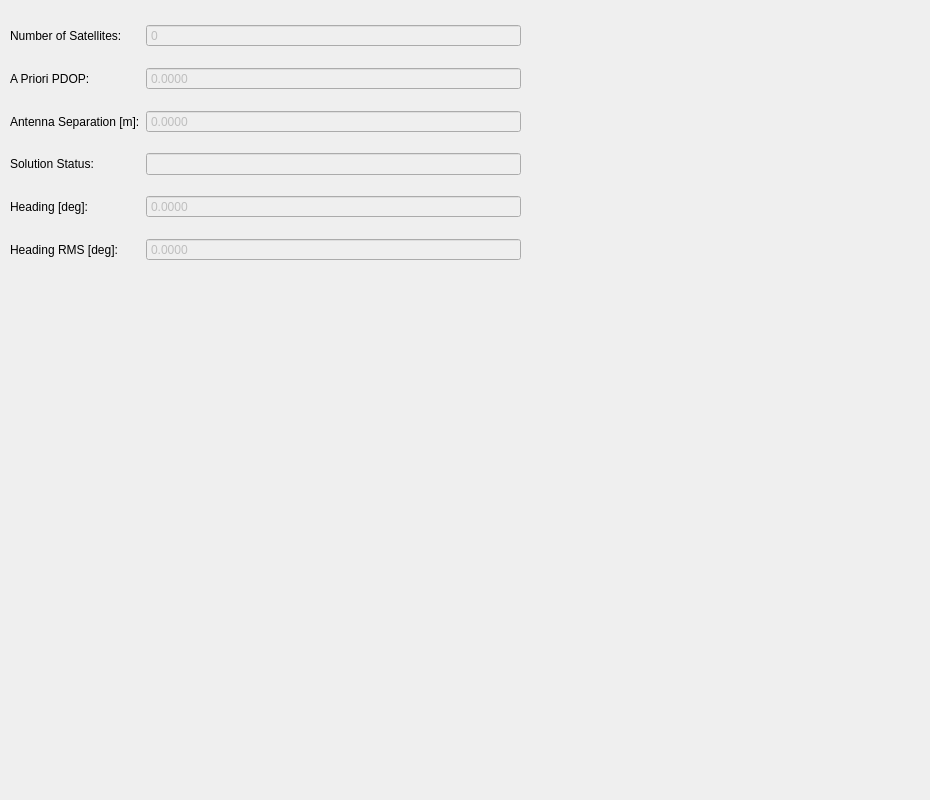
jmaye/libposlv, file src/lib/visualization/GAMSStatusTab.ui: the form before one commit.
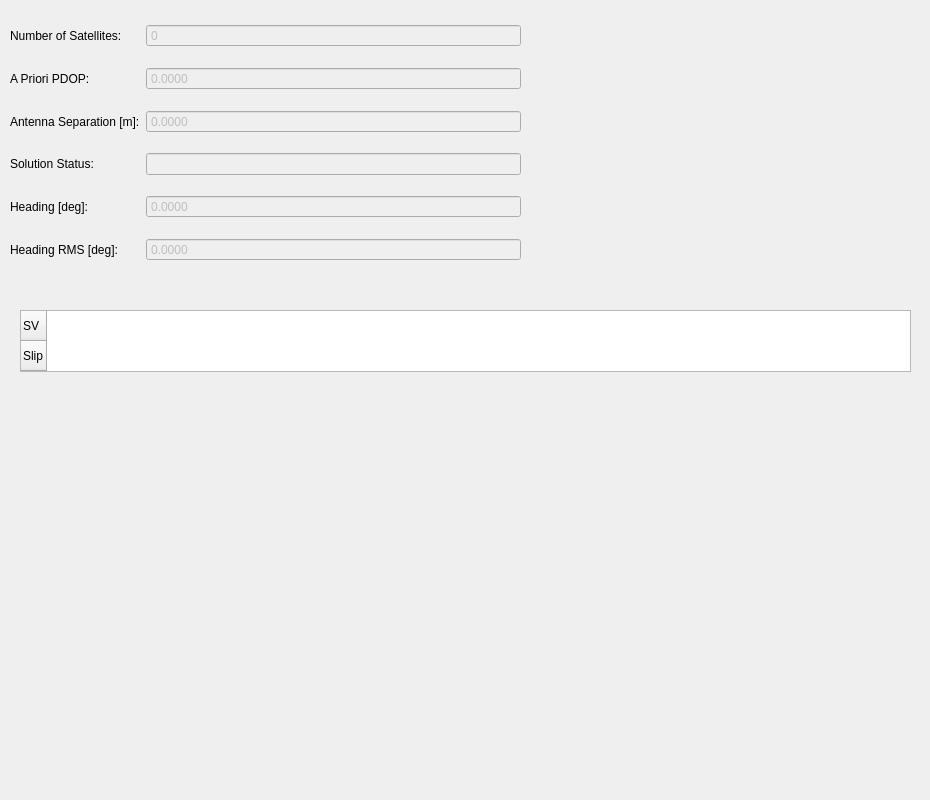
The form after the commit.

Diff of the .ui file:
```diff
--- a/src/lib/visualization/GAMSStatusTab.ui
+++ b/src/lib/visualization/GAMSStatusTab.ui
@@ -181,6 +181,26 @@
     </item>
    </layout>
   </widget>
+  <widget class="QTableWidget" name="gamsTable">
+   <property name="geometry">
+    <rect>
+     <x>20</x>
+     <y>310</y>
+     <width>891</width>
+     <height>62</height>
+    </rect>
+   </property>
+   <row>
+    <property name="text">
+     <string>SV</string>
+    </property>
+   </row>
+   <row>
+    <property name="text">
+     <string>Slip</string>
+    </property>
+   </row>
+  </widget>
  </widget>
  <resources/>
  <connections/>
```
